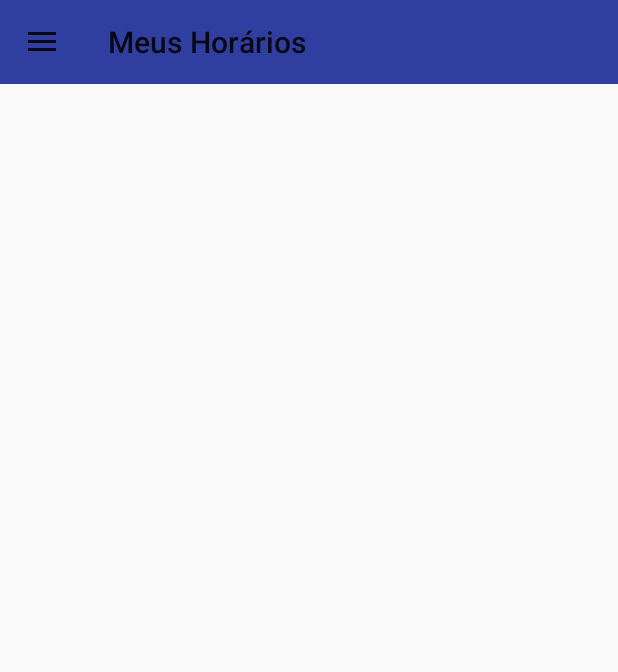
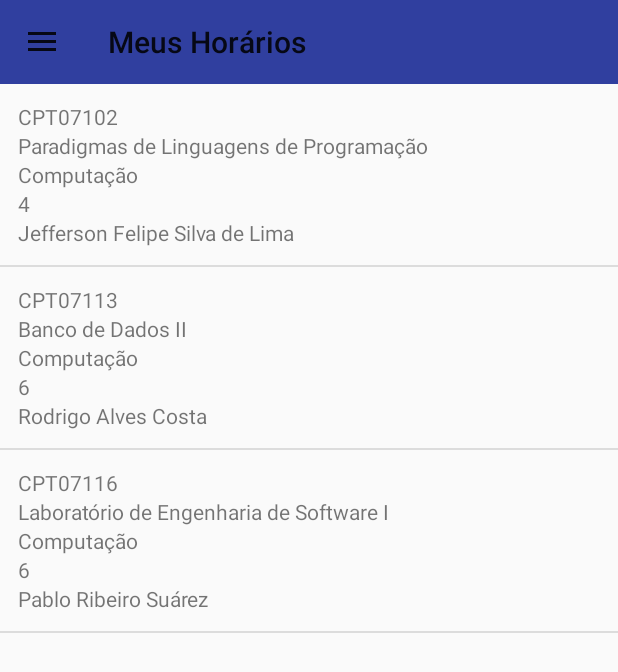
Before and after one commit to EricMuniz/UEPBStudentMap, an Android app: the screen it shows after launch (MainActivity), in the side drawer, after a tap on "Meus Horários", on a phone screen of 412 x 824 dp. Shown: the top 672 px of the screen. Run offline under Robolectric (Android 15) with nearby library versions, the phone set to English and light mode, and no system bars; 1 statement that could not run was skipped.

Commit message:
Criados: Database inicial, Fragments de GradeHorarioCurso e HorarioList, Adapter de Disciplina assim como seus respectivos VO e DAO.

```diff
--- a/app/build.gradle
+++ b/app/build.gradle
@@ -26,5 +26,6 @@ dependencies {
     })
     compile 'com.android.support:appcompat-v7:23.4.0'
     compile 'com.android.support:design:23.4.0'
+    compile 'com.android.support:support-v4:23.4.0'
     testCompile 'junit:junit:4.12'
 }
--- a/app/src/main/java/com/desblocadosuepb/uepbstudentmap/MainActivity.java
+++ b/app/src/main/java/com/desblocadosuepb/uepbstudentmap/MainActivity.java
@@ -4,12 +4,16 @@ import android.content.res.Configuration;
 import android.os.Bundle;
 import android.support.design.widget.NavigationView;
 import android.support.v4.app.Fragment;
+import android.support.v4.app.FragmentTransaction;
 import android.support.v4.view.GravityCompat;
 import android.support.v4.widget.DrawerLayout;
 import android.support.v7.app.ActionBarDrawerToggle;
 import android.support.v7.app.AppCompatActivity;
 import android.support.v7.widget.Toolbar;
 import android.view.MenuItem;
+
+import com.desblocadosuepb.uepbstudentmap.fragments.GradeCursoFragment;
+import com.desblocadosuepb.uepbstudentmap.fragments.HorarioListFragment;
 
 public class MainActivity extends AppCompatActivity {
 
@@ -23,6 +27,7 @@ public class MainActivity extends AppCompatActivity {
         super.onCreate(savedInstanceState);
         setContentView(R.layout.activity_main);
 
+        //TODO Corrigir a cor do texto da Toolbar
         //Setando a Toolbar para substituir a ActionBar
         toolbar = (Toolbar) findViewById(R.id.toolbar);
         setSupportActionBar(toolbar);
@@ -77,10 +82,10 @@ public class MainActivity extends AppCompatActivity {
                     //TODO: Criar o Fragment do Mapa
                     break;
                 case R.id.nav_horario:
-                    //TODO: Criar o Fragment dos Horários pessoais
+                    fragment = new HorarioListFragment();
                     break;
                 case R.id.nav_horario_curso:
-                    //TODO: Criar o Fragment dos Horários por Curso
+                    fragment = new GradeCursoFragment();
                     break;
                 case R.id.nav_help:
                     //TODO: Criar o Fragment da Ajuda
@@ -89,7 +94,11 @@ public class MainActivity extends AppCompatActivity {
                     break;
             }
 
-            //TODO: Acrescentar o código de FragmentTransitions
+            //TODO: Revisar o código de FragmentTransitions
+            FragmentTransaction transaction = getSupportFragmentManager().beginTransaction();
+            transaction.replace(R.id.content_main, fragment);
+            transaction.addToBackStack(null);
+            transaction.commit();
 
             item.setChecked(true); //Destaca o item do menu de navegação
             setTitle(item.getTitle()); //Troca o título da ActionBar
--- /dev/null
+++ b/app/src/main/java/com/desblocadosuepb/uepbstudentmap/adapters/DisciplinaAdapter.java
@@ -0,0 +1,58 @@
+package com.desblocadosuepb.uepbstudentmap.adapters;
+
+import android.content.Context;
+import android.view.LayoutInflater;
+import android.view.View;
+import android.view.ViewGroup;
+import android.widget.ArrayAdapter;
+import android.widget.TextView;
+
+import com.desblocadosuepb.uepbstudentmap.R;
+import com.desblocadosuepb.uepbstudentmap.model.DisciplinaVO;
+
+import java.util.List;
+
+/**
+ * Created by Eric on 05/03/2017.
+ */
+
+//TODO Documentar
+
+public class DisciplinaAdapter extends ArrayAdapter<DisciplinaVO>{
+
+    private Context context;
+    private List<DisciplinaVO> values;
+
+    public DisciplinaAdapter(Context context, List<DisciplinaVO> values){
+        super(context, -1, values);
+        this.context = context;
+        this.values = values;
+    }
+
+    @Override
+    public View getView(int position, View convertView, ViewGroup parent) {
+
+        DisciplinaVO disciplina = values.get(position);
+
+        LayoutInflater inflater = (LayoutInflater) context.getSystemService(Context.LAYOUT_INFLATER_SERVICE);
+
+        View rowView = inflater.inflate(R.layout.row_horario_list, parent, false);
+
+        TextView rowCpt = (TextView) rowView.findViewById(R.id.row_cpt);
+        rowCpt.setText(disciplina.getCpt());
+
+        TextView rowNome = (TextView) rowView.findViewById(R.id.row_nome);
+        rowNome.setText(disciplina.getNome());
+
+        TextView rowCurso = (TextView) rowView.findViewById(R.id.row_curso);
+        rowCurso.setText(disciplina.getCurso());
+
+        TextView rowPeriodo = (TextView) rowView.findViewById(R.id.row_periodo);
+        rowPeriodo.setText(Integer.toString(disciplina.getPeriodo()));
+
+        TextView rowProfessor = (TextView) rowView.findViewById(R.id.row_professor);
+        rowProfessor.setText(disciplina.getProfessor());
+
+        return rowView;
+    }
+}
--- /dev/null
+++ b/app/src/main/java/com/desblocadosuepb/uepbstudentmap/dao/DisciplinaDAO.java
@@ -0,0 +1,94 @@
+package com.desblocadosuepb.uepbstudentmap.dao;
+
+import android.content.ContentValues;
+import android.content.Context;
+import android.database.Cursor;
+import android.database.sqlite.SQLiteDatabase;
+
+import com.desblocadosuepb.uepbstudentmap.model.DisciplinaVO;
+
+import java.util.ArrayList;
+import java.util.List;
+
+/**
+ * Created by Eric on 06/03/2017.
+ */
+
+//TODO Aperfeiçoar e Documentar
+
+public class DisciplinaDAO {
+
+    private Context context;
+    static final String TABLENAME = "DISCIPLINA";
+    static final String[] TABLECOLLUMNS = new String[]{"_id", "CPT", "NOME", "CURSO", "PERIODO", "PROFESSOR"};
+
+    public DisciplinaDAO(Context context) {
+        this.context = context;
+    }
+
+    public boolean insert(DisciplinaVO disciplina) {
+        SQLiteDatabase database = new StudentMapDatabaseHelper(context).getWritableDatabase();
+        ContentValues values = new ContentValues();
+
+        values.put(TABLECOLLUMNS[1], disciplina.getCpt());
+        values.put(TABLECOLLUMNS[2], disciplina.getNome());
+        values.put(TABLECOLLUMNS[3], disciplina.getCurso());
+        values.put(TABLECOLLUMNS[4], disciplina.getPeriodo());
+        values.put(TABLECOLLUMNS[5], disciplina.getProfessor());
+
+        return (database.insert(TABLENAME, null, values) > 1);
+    }
+
+    public List<DisciplinaVO> list() {
+
+        List<DisciplinaVO> list = new ArrayList<>();
+
+        SQLiteDatabase database = new StudentMapDatabaseHelper(context).getReadableDatabase();
+        Cursor cursor = database.query(TABLENAME, TABLECOLLUMNS, null, null, null, null, null);
+
+        while (cursor.moveToNext()) {
+            DisciplinaVO disciplina = new DisciplinaVO();
+            disciplina.setId(cursor.getInt(cursor.getColumnIndex(TABLECOLLUMNS[0])));
+            disciplina.setCpt(cursor.getString(cursor.getColumnIndex(TABLECOLLUMNS[1])));
+            disciplina.setNome(cursor.getString(cursor.getColumnIndex(TABLECOLLUMNS[2])));
+            disciplina.setCurso(cursor.getString(cursor.getColumnIndex(TABLECOLLUMNS[3])));
+            disciplina.setPeriodo(cursor.getInt(cursor.getColumnIndex(TABLECOLLUMNS[4])));
+            disciplina.setProfessor(cursor.getString(cursor.getColumnIndex(TABLECOLLUMNS[5])));
+
+            list.add(disciplina);
+        }
+
+        cursor.close();
+        database.close();
+
+        return list;
+    }
+
+    public List<DisciplinaVO> list(String curso) {
+
+        List<DisciplinaVO> list = new ArrayList<>();
+
+        SQLiteDatabase database = new StudentMapDatabaseHelper(context).getReadableDatabase();
+        Cursor cursor = database.query(TABLENAME, TABLECOLLUMNS,
+                "CURSO = ?",
+                new String[]{curso},
+                null, null, null);
+
+        while (cursor.moveToNext()) {
+            DisciplinaVO disciplina = new DisciplinaVO();
+            disciplina.setId(cursor.getInt(cursor.getColumnIndex(TABLECOLLUMNS[0])));
+            disciplina.setCpt(cursor.getString(cursor.getColumnIndex(TABLECOLLUMNS[1])));
+            disciplina.setNome(cursor.getString(cursor.getColumnIndex(TABLECOLLUMNS[2])));
+            disciplina.setCurso(cursor.getString(cursor.getColumnIndex(TABLECOLLUMNS[3])));
+            disciplina.setPeriodo(cursor.getInt(cursor.getColumnIndex(TABLECOLLUMNS[4])));
+            disciplina.setProfessor(cursor.getString(cursor.getColumnIndex(TABLECOLLUMNS[5])));
+
+            list.add(disciplina);
+        }
+
+        cursor.close();
+        database.close();
+
+        return list;
+    }
+}
--- /dev/null
+++ b/app/src/main/java/com/desblocadosuepb/uepbstudentmap/dao/StudentMapDatabaseHelper.java
@@ -0,0 +1,70 @@
+package com.desblocadosuepb.uepbstudentmap.dao;
+
+import android.content.ContentValues;
+import android.content.Context;
+import android.database.sqlite.SQLiteDatabase;
+import android.database.sqlite.SQLiteOpenHelper;
+
+import com.desblocadosuepb.uepbstudentmap.MainActivity;
+
+/**
+ * Created by Eric on 06/03/2017.
+ */
+
+public class StudentMapDatabaseHelper extends SQLiteOpenHelper {
+
+    private static final String DB_NAME = "studentmap";
+    private static final int DB_VERSION = 1;
+
+    public StudentMapDatabaseHelper(Context context){
+        super(context, DB_NAME, null, DB_VERSION);
+    }
+
+    @Override
+    public void onCreate(SQLiteDatabase db) {
+        db.execSQL("CREATE TABLE DISCIPLINA (_id INTEGER PRIMARY KEY AUTOINCREMENT, " +
+                "CPT TEXT, " +
+                "NOME TEXT, " +
+                "CURSO TEXT, " +
+                "PERIODO INTEGER, " +
+                "PROFESSOR TEXT);");
+
+        //TODO Criar tabelas faltantes na base de dados
+
+        populateTableDiscipline(db, "CPT07102",
+                "Paradigmas de Linguagens de Programação",
+                "Computação",
+                4,
+                "Jefferson Felipe Silva de Lima");
+        populateTableDiscipline(db, "CPT07113",
+                "Banco de Dados II",
+                "Computação",
+                6,
+                "Rodrigo Alves Costa");
+        populateTableDiscipline(db, "CPT07116",
+                "Laboratório de Engenharia de Software I",
+                "Computação",
+                6,
+                "Pablo Ribeiro Suárez");
+    }
+
+    @Override
+    public void onUpgrade(SQLiteDatabase db, int oldVersion, int newVersion) {
+        //TODO Adicionar código para atualização da base de dados
+    }
+
+
+    private static void populateTableDiscipline(SQLiteDatabase database
+            ,String cpt, String nome, String curso, int periodo, String professor){
+
+        ContentValues disciplineValues = new ContentValues();
+
+        disciplineValues.put(DisciplinaDAO.TABLECOLLUMNS[1], cpt);
+        disciplineValues.put(DisciplinaDAO.TABLECOLLUMNS[2], nome);
+        disciplineValues.put(DisciplinaDAO.TABLECOLLUMNS[3], curso);
+        disciplineValues.put(DisciplinaDAO.TABLECOLLUMNS[4], periodo);
+        disciplineValues.put(DisciplinaDAO.TABLECOLLUMNS[5], professor);
+
+        database.insert(DisciplinaDAO.TABLENAME, null, disciplineValues);
+    }
+}
--- /dev/null
+++ b/app/src/main/java/com/desblocadosuepb/uepbstudentmap/fragments/HorarioListFragment.java
@@ -0,0 +1,42 @@
+package com.desblocadosuepb.uepbstudentmap.fragments;
+
+
+import android.os.Bundle;
+import android.support.v4.app.ListFragment;
+import android.view.LayoutInflater;
+import android.view.View;
+import android.view.ViewGroup;
+import android.widget.ListView;
+import android.widget.TextView;
+
+import com.desblocadosuepb.uepbstudentmap.adapters.DisciplinaAdapter;
+import com.desblocadosuepb.uepbstudentmap.dao.DisciplinaDAO;
+
+/**
+ * A simple {@link ListFragment} subclass.
+ */
+public class HorarioListFragment extends ListFragment {
+
+    public HorarioListFragment() {
+        // Required empty public constructor
+    }
+
+
+    @Override
+    public View onCreateView(LayoutInflater inflater, ViewGroup container,
+                             Bundle savedInstanceState) {
+        //TextView textView = new TextView(getActivity());
+        //textView.setText(R.string.hello_blank_fragment);
+
+        //TODO Criar o Adapter dos horários, HorarioVO e HorarioDAO
+        setListAdapter(new DisciplinaAdapter(getContext(), new DisciplinaDAO(getContext()).list()));
+
+        return super.onCreateView(inflater, container, savedInstanceState);
+    }
+
+    @Override
+    public void onListItemClick(ListView listView, View itemView, int position, long id){
+
+    }
+
+}
--- /dev/null
+++ b/app/src/main/java/com/desblocadosuepb/uepbstudentmap/model/DisciplinaVO.java
@@ -0,0 +1,65 @@
+package com.desblocadosuepb.uepbstudentmap.model;
+
+/**
+ * Created by Eric on 06/03/2017.
+ */
+
+//TODO Documentar
+
+public class DisciplinaVO {
+
+    private int id;
+    private String cpt;
+    private String nome;
+    private String curso;
+    private int periodo;
+    private String professor;
+
+    public int getId() {
+        return id;
+    }
+
+    public void setId(int id) {
+        this.id = id;
+    }
+
+    public String getCpt() {
+        return cpt;
+    }
+
+    public void setCpt(String cpt) {
+        this.cpt = cpt;
+    }
+
+    public String getNome() {
+        return nome;
+    }
+
+    public void setNome(String nome) {
+        this.nome = nome;
+    }
+
+    public String getCurso() {
+        return curso;
+    }
+
+    public void setCurso(String curso) {
+        this.curso = curso;
+    }
+
+    public int getPeriodo() {
+        return periodo;
+    }
+
+    public void setPeriodo(int periodo) {
+        this.periodo = periodo;
+    }
+
+    public String getProfessor() {
+        return professor;
+    }
+
+    public void setProfessor(String professor) {
+        this.professor = professor;
+    }
+}
--- /dev/null
+++ b/app/src/main/res/layout/row_horario_list.xml
@@ -0,0 +1,43 @@
+<?xml version="1.0" encoding="utf-8"?>
+<LinearLayout xmlns:android="http://schemas.android.com/apk/res/android"
+    android:orientation="vertical"
+    android:layout_width="match_parent"
+    android:layout_height="match_parent"
+    android:padding="@dimen/activity_horizontal_margin"
+    >
+    <TextView
+        android:id="@+id/row_cpt"
+        android:layout_width="wrap_content"
+        android:layout_height="wrap_content"
+        android:text=""
+        />
+
+    <TextView
+        android:id="@+id/row_nome"
+        android:layout_width="wrap_content"
+        android:layout_height="wrap_content"
+        android:text=""
+        />
+
+    <TextView
+        android:id="@+id/row_curso"
+        android:layout_width="wrap_content"
+        android:layout_height="wrap_content"
+        android:text=""
+        />
+
+    <TextView
+        android:id="@+id/row_periodo"
+        android:layout_width="wrap_content"
+        android:layout_height="wrap_content"
+        android:text=""
+        />
+
+    <TextView
+        android:id="@+id/row_professor"
+        android:layout_width="wrap_content"
+        android:layout_height="wrap_content"
+        android:text=""
+        />
+
+</LinearLayout>
```
Also changed, not shown: app/src/main/java/com/desblocadosuepb/uepbstudentmap/fragments/GradeCursoFragment.java (added, +54 -0 lines), app/src/main/res/layout/fragment_horario_curso.xml (added, +33 -0 lines), app/src/main/res/values/strings.xml (+10 -0 lines).
